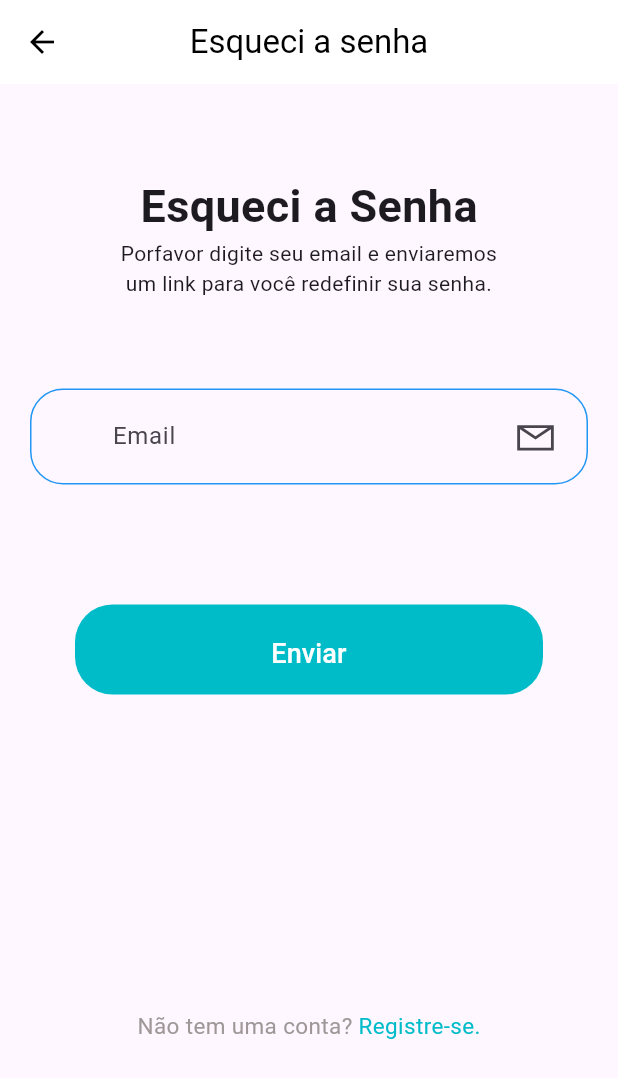
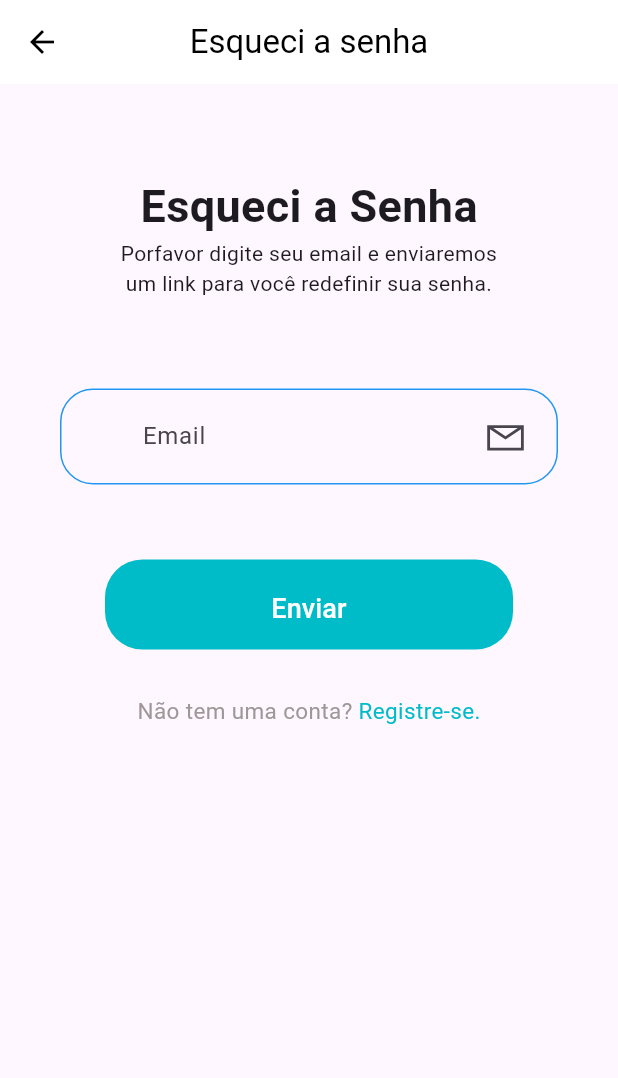
Before and after one commit to murilo-l1/projeto-disp-moveis, a Flutter app: the EsqueciSenha screen opened directly, on a phone screen of 412 x 824 dp. Shown: the top 1078 px of the screen. Run offline on Flutter 3.47's test engine with Material 3 defaults, Android fonts, the phone set to English and light mode, and no system bars; our stand-ins replace fl_chart, isar, line_awesome_flutter; accounts and stored records are empty.

Commit message:
Finish Overflow

```diff
--- a/expense_tracker/lib/pages/esqueci_senha/components/body.dart
+++ b/expense_tracker/lib/pages/esqueci_senha/components/body.dart
@@ -6,35 +6,35 @@ import 'package:line_awesome_flutter/line_awesome_flutter.dart';
 class Body extends StatelessWidget {
   const Body({super.key});
 
-
   @override
   Widget build(BuildContext context) {
-    return SizedBox(
-      width: double.infinity,
+    return SafeArea(
+      child: SingleChildScrollView( // Wrap entire content to allow scrolling
+        child: Padding(
+          padding: const EdgeInsets.symmetric(horizontal: 20.0), // Adjusted padding
           child: Column(
             children: [
-          const SizedBox(height: 60,),
+              const SizedBox(height: 60.0), // Consistent spacing
               const Text(
                 'Esqueci a Senha',
-            style: TextStyle(fontSize: 30,
-            fontWeight: FontWeight.bold,),
+                style: TextStyle(fontSize: 30.0, fontWeight: FontWeight.bold),
               ),
               const Text(
                 "Porfavor digite seu email e enviaremos \num link para você redefinir sua senha.",
                 textAlign: TextAlign.center,
               ),
-          const SizedBox(height: 60,),
+              const SizedBox(height: 60.0),
               const EsqueciSenhaEnvio(),
-          const SizedBox(height: 70,),
+              const SizedBox(height: 40.0), // Reduced bottom padding
               buttonLogin(context),
-          const SizedBox(height: 200,),
+              const SizedBox(height: 20.0), // Reduced bottom padding
               Row(
                 mainAxisAlignment: MainAxisAlignment.center,
                 children: [
                   const Text(
                     "Não tem uma conta?",
                     style: TextStyle(
-                        fontSize: 15,
+                      fontSize: 15.0,
                       color: Color.fromARGB(255, 159, 151, 151),
                     ),
                   ),
@@ -43,25 +43,28 @@ class Body extends StatelessWidget {
                       Navigator.push(
                         context,
                         MaterialPageRoute(
-        builder: (context) => const RegistroPage(), // Substitua por sua página de registro
+                          builder: (context) => const RegistroPage(),
                         ),
                       );
                     },
                     child: const Text(
                       " Registre-se.",
                       style: TextStyle(
-      fontSize: 15,
+                        fontSize: 15.0,
                         color: Color.fromARGB(255, 0, 188, 201),
                       ),
                     ),
                   )
                 ],
-                )
+              ),
             ],
+          ),
+        ),
       ),
     );
   }
 }
+
 
 class EsqueciSenhaEnvio extends StatefulWidget {
   const EsqueciSenhaEnvio({super.key});
--- a/expense_tracker/lib/pages/profile/components/body.dart
+++ b/expense_tracker/lib/pages/profile/components/body.dart
@@ -10,7 +10,8 @@ class Body extends StatelessWidget {
 
   @override
   Widget build(BuildContext context) {
-    return Column(
+    return SingleChildScrollView(
+      child: Column(
         children: [
           const SizedBox(height: 45,),
           const ProfilePicture(),
@@ -49,9 +50,11 @@ class Body extends StatelessWidget {
             backgroundOpacity: 0.5,
           ),
         ],
+      ),
     );
   }
 }
+
 
 void openEditNameBox(BuildContext context) {
   String newName = '';
```
Also changed, not shown: expense_tracker/lib/pages/home.dart (+7 -4 lines). Lines whose indentation alone changed are shown as unchanged.
